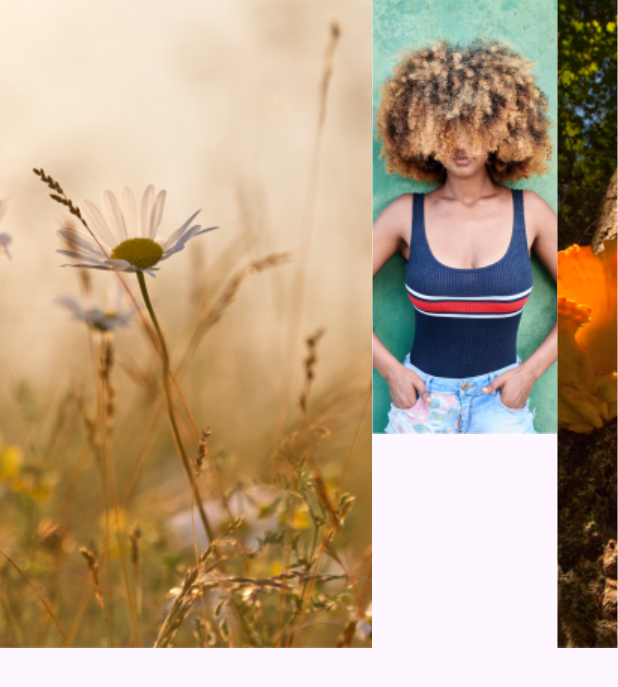
After one commit to ayz1070/YeoMinRakAndroid, an Android app: the PhotoGalleryActivity screen opened directly, with no data from a screen before it, on a phone screen of 412 x 824 dp. The commit adds this screen. Shown: the top 687 px of the screen. Run offline under Robolectric (Android 15) with nearby library versions, the phone set to English and light mode, and no system bars.

Commit message:
사진 갤러리 액티비티 Carousel 적용

```diff
--- a/app/src/main/AndroidManifest.xml
+++ b/app/src/main/AndroidManifest.xml
@@ -13,8 +13,18 @@
         android:theme="@style/Theme.YeoMinRak"
         tools:targetApi="31">
         <activity
+            android:name=".PhotoGalleryActivity"
+            android:exported="true">
+            <intent-filter>
+                <action android:name="android.intent.action.MAIN" />
+
+                <category android:name="android.intent.category.LAUNCHER" />
+            </intent-filter>
+        </activity>
+
+        <activity
             android:name=".BulletinBoardActivity"
-            android:exported="true" >
+            android:exported="true">
             <intent-filter>
                 <action android:name="android.intent.action.MAIN" />
 
@@ -23,11 +33,10 @@
         </activity>
         <activity
             android:name=".InputInitialUserInfoActivity"
-            android:exported="true">
-        </activity>
+            android:exported="true" />
         <activity
             android:name=".MainActivity"
-            android:exported="true"></activity>
+            android:exported="true" />
     </application>
 
 </manifest>
--- /dev/null
+++ b/app/src/main/java/kr/co/lion/yeominrak/PhotoGalleryActivity.kt
@@ -0,0 +1,77 @@
+package kr.co.lion.yeominrak
+
+import androidx.appcompat.app.AppCompatActivity
+import android.os.Bundle
+import android.text.Html.ImageGetter
+import android.view.ViewGroup
+import androidx.recyclerview.widget.RecyclerView
+import com.google.android.material.carousel.CarouselLayoutManager
+import kr.co.lion.yeominrak.databinding.ActivityBulletinBoardBinding
+import kr.co.lion.yeominrak.databinding.ActivityPhotoGalleryBinding
+import kr.co.lion.yeominrak.databinding.GalleryItemBinding
+
+class PhotoGalleryActivity : AppCompatActivity() {
+    lateinit var binding:ActivityPhotoGalleryBinding
+    lateinit var imageRes:MutableList<Int>
+
+    override fun onCreate(savedInstanceState: Bundle?) {
+        super.onCreate(savedInstanceState)
+        binding = ActivityPhotoGalleryBinding.inflate(layoutInflater)
+        setContentView(binding.root)
+
+        initData()
+        initView()
+        setEvent()
+    }
+
+    fun initData(){
+        imageRes = mutableListOf(
+            R.drawable.image_1,R.drawable.image_2,R.drawable.image_3,
+            R.drawable.image_4,R.drawable.image_5,R.drawable.image_6,
+            R.drawable.image_7,R.drawable.image_8,R.drawable.image_9,
+            R.drawable.image_10
+        )
+    }
+
+    fun initView(){
+
+    }
+
+    fun setEvent(){
+        binding.apply{
+            // RecyclerView 셋팅
+            galleryRecyclerView.apply{
+                // 어댑터
+                adapter = RecyclerViewAdapter()
+                // 레이아웃 매니저
+                layoutManager = CarouselLayoutManager()
+                // layoutManager = CarouselLayoutManager(MultiBrowseCarouselStrategy())
+                // layoutManager = CarouselLayoutManager(HeroCarouselStrategy())
+                // layoutManager = CarouselLayoutManager(FullScreenCarouselStrategy())
+            }
+        }
+    }
+
+    inner class RecyclerViewAdapter : RecyclerView.Adapter<RecyclerViewAdapter.ViewHolderClass>(){
+        inner class ViewHolderClass(galleryItemBinding: GalleryItemBinding): RecyclerView.ViewHolder(galleryItemBinding.root){
+            val galleryItemBinding:GalleryItemBinding
+
+            init{
+                this.galleryItemBinding = galleryItemBinding
+
+            }
+        }
+
+        override fun onCreateViewHolder(parent: ViewGroup, viewType: Int): ViewHolderClass {
+            val galleryItemBinding = GalleryItemBinding.inflate(layoutInflater)
+            val viewHolderClass = ViewHolderClass(galleryItemBinding)
+            return viewHolderClass
+        }
+
+        override fun getItemCount(): Int = imageRes.size
+
+        override fun onBindViewHolder(holder: ViewHolderClass, position: Int) {
+            holder.galleryItemBinding.imageViewCarousel.setImageResource(imageRes[position])
+        }
+    }
+}
--- a/app/src/main/res/layout/activity_bulletin_board.xml
+++ b/app/src/main/res/layout/activity_bulletin_board.xml
@@ -24,6 +24,8 @@
         android:layout_marginTop="1dp"
         app:layout_constraintBottom_toBottomOf="parent"
         app:layout_constraintEnd_toEndOf="parent"
+        app:layout_constraintHorizontal_bias="0.0"
         app:layout_constraintStart_toStartOf="parent"
-        app:layout_constraintTop_toBottomOf="@+id/toolbarBulletinBoard" />
+        app:layout_constraintTop_toBottomOf="@+id/toolbarBulletinBoard"
+        app:layout_constraintVertical_bias="0.0" />
 </androidx.constraintlayout.widget.ConstraintLayout>
--- /dev/null
+++ b/app/src/main/res/layout/activity_photo_gallery.xml
@@ -0,0 +1,17 @@
+<?xml version="1.0" encoding="utf-8"?>
+<androidx.constraintlayout.widget.ConstraintLayout xmlns:android="http://schemas.android.com/apk/res/android"
+    xmlns:app="http://schemas.android.com/apk/res-auto"
+    xmlns:tools="http://schemas.android.com/tools"
+    android:layout_width="match_parent"
+    android:layout_height="match_parent"
+    tools:context=".PhotoGalleryActivity">
+
+    <androidx.recyclerview.widget.RecyclerView
+        android:id="@+id/galleryRecyclerView"
+        android:layout_width="0dp"
+        android:layout_height="0dp"
+        app:layout_constraintBottom_toBottomOf="parent"
+        app:layout_constraintEnd_toEndOf="parent"
+        app:layout_constraintStart_toStartOf="parent"
+        app:layout_constraintTop_toTopOf="parent" />
+</androidx.constraintlayout.widget.ConstraintLayout>
--- /dev/null
+++ b/app/src/main/res/layout/gallery_item.xml
@@ -0,0 +1,13 @@
+<?xml version="1.0" encoding="utf-8"?>
+<com.google.android.material.carousel.MaskableFrameLayout xmlns:android="http://schemas.android.com/apk/res/android"
+    android:layout_width="match_parent"
+    android:layout_height="match_parent">
+    <ImageView
+        android:id="@+id/imageViewCarousel"
+        android:layout_width="wrap_content"
+        android:layout_height="wrap_content"
+        android:scaleType="centerCrop"
+
+        />
+
+</com.google.android.material.carousel.MaskableFrameLayout>
```
Also changed, not shown: app/src/main/res/drawable/image_1.png (added), app/src/main/res/drawable/image_10.png (added), app/src/main/res/drawable/image_2.png (added), app/src/main/res/drawable/image_3.png (added), app/src/main/res/drawable/image_4.png (added), app/src/main/res/drawable/image_5.png (added), app/src/main/res/drawable/image_6.png (added), app/src/main/res/drawable/image_7.png (added), app/src/main/res/drawable/image_8.png (added), app/src/main/res/drawable/image_9.png (added).
